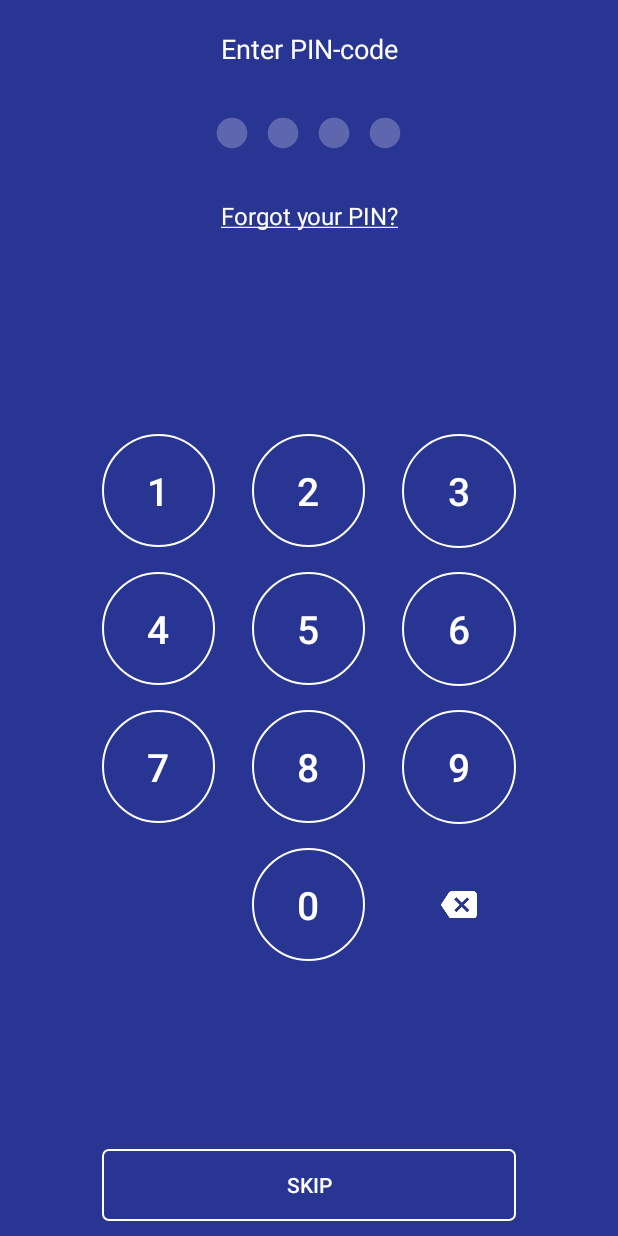
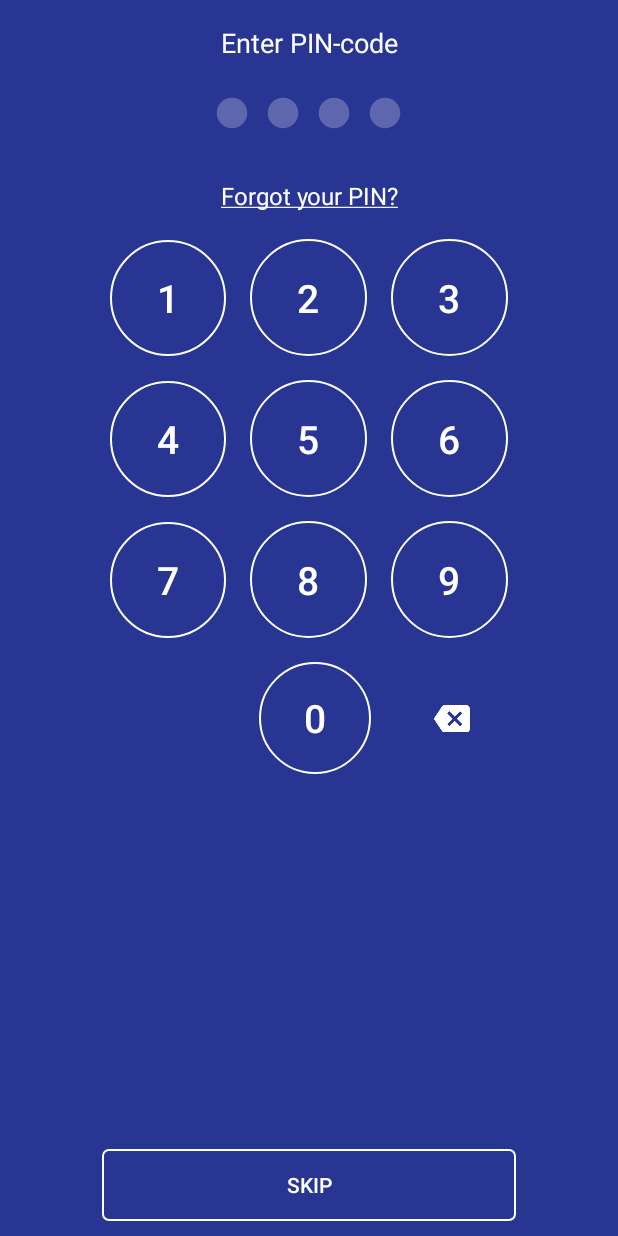
Before and after one commit to grishko188/PinPad, an Android app: the screen it shows after launch (MainActivity), on a phone screen of 412 x 824 dp. Run offline under Robolectric (Android 15) with nearby library versions, the phone set to English and light mode, and no system bars.

Commit message:
- pinpad render fix for old small devices (incomplete yet, just a hack) - prefixed color resources

```diff
--- a/app/src/main/res/layout/activity_main.xml
+++ b/app/src/main/res/layout/activity_main.xml
@@ -10,7 +10,7 @@
         android:layout_width="match_parent"
         android:layout_height="match_parent"
         app:ppv_buttons_text_size="26dp"
-        app:ppv_color="@color/white"
+        app:ppv_color="#ffffff"
         app:ppv_empty_char_style="fill"
         app:ppv_keyboard_form_style="round"
         app:ppv_letter_spacing="10dp"
--- a/pinlibrary/src/main/java/com/grishko188/pinlibrary/KeyboardView.java
+++ b/pinlibrary/src/main/java/com/grishko188/pinlibrary/KeyboardView.java
@@ -337,7 +337,11 @@ public class KeyboardView extends LinearLayout {
             squareButton.setTextColor(color);
             squareButton.setBackground(numButtonsBackground.getConstantState().newDrawable()); //workaround for very very strange issue!!
             int number = Integer.parseInt(squareButton.getText().toString());
-            ((LinearLayout.LayoutParams) squareButton.getLayoutParams()).setMargins(margin, margin, number == 0 || number % 3 != 0 ? (int) (margin * 2.1) : margin, margin);
+
+            //todo: layout calculation bug - temporary commented out by livotov - to be investigated
+            //((LinearLayout.LayoutParams) squareButton.getLayoutParams()).setMargins(margin, margin, number == 0 || number % 3 != 0 ? (int) (margin * 2.1) : margin, margin);
+            // ==================
+
             squareButton.setTextSize(TypedValue.COMPLEX_UNIT_PX, mButtonTextSize);
         }
 
--- a/pinlibrary/src/main/java/com/grishko188/pinlibrary/PinPadView.java
+++ b/pinlibrary/src/main/java/com/grishko188/pinlibrary/PinPadView.java
@@ -89,7 +89,7 @@ public class PinPadView extends RelativeLayout {
             TypedArray array = getContext().obtainStyledAttributes(attrs, R.styleable.PinPadView);
 
             if (array != null) {
-                mColor = array.getColor(R.styleable.PinPadView_ppv_color, getResources().getColor(R.color.dark));
+                mColor = array.getColor(R.styleable.PinPadView_ppv_color, getResources().getColor(R.color.pinlibrary_default));
                 mKeyboardFormStyle = array.getInt(R.styleable.PinPadView_ppv_keyboard_form_style, 0);
                 mKeyboardTextSize = array.getDimensionPixelSize(R.styleable.PinPadView_ppv_buttons_text_size, (int) Utils.dp2px(getContext(), 20));
 
@@ -120,7 +120,7 @@ public class PinPadView extends RelativeLayout {
         /**
          * Setup default values in case PinPadView instance will be constructed without xml layout, e.g. initAttrs will never be called.
          */
-        mColor = getResources().getColor(R.color.dark);
+        mColor = getResources().getColor(R.color.pinlibrary_default);
         mKeyboardTextSize = (int) Utils.dp2px(getContext(), DEFAULT_KEYBOARD_TEXT_SIZE_DP);
         mSize = (int) Utils.dp2px(getContext(), DEFAULT_DISPLAY_DIGIT_SIZE_DP);
         mMaxLength = DEFAULT_MAX_PINLENGTH;
--- a/pinlibrary/src/main/res/drawable-v21/round_mask.xml
+++ b/pinlibrary/src/main/res/drawable-v21/round_mask.xml
@@ -4,6 +4,6 @@
     <corners android:radius="180dp" />
     <stroke
         android:width="1dp"
-        android:color="@color/white" />
-    <solid android:color="@android:color/white" />
+        android:color="@color/pinlibrary_round_mask_border" />
+    <solid android:color="@color/pinlibrary_round_mask_fill" />
 </shape>
--- a/pinlibrary/src/main/res/drawable-v21/selector_btn_skip.xml
+++ b/pinlibrary/src/main/res/drawable-v21/selector_btn_skip.xml
@@ -3,7 +3,7 @@
     <item>
         <shape android:shape="rectangle">
             <corners android:radius="4dp" />
-            <stroke android:width="1dp" android:color="@color/white" />
+            <stroke android:width="1dp" android:color="@color/pinlibrary_pinbutton_border" />
             <padding android:bottom="1dp" android:left="1dp" android:right="1dp" android:top="1dp" />
             <solid android:color="@android:color/transparent" />
         </shape>
--- a/pinlibrary/src/main/res/drawable-v21/selector_default_white.xml
+++ b/pinlibrary/src/main/res/drawable-v21/selector_default_white.xml
@@ -2,7 +2,7 @@
 <selector xmlns:android="http://schemas.android.com/apk/res/android">
     <item>
         <shape android:shape="rectangle">
-            <stroke android:width="0.5dp" android:color="@color/white" />
+            <stroke android:width="0.5dp" android:color="@color/pinlibrary_pinbutton_border" />
             <solid android:color="@android:color/transparent" />
         </shape>
     </item>
--- a/pinlibrary/src/main/res/drawable-v21/selector_default_white_round.xml
+++ b/pinlibrary/src/main/res/drawable-v21/selector_default_white_round.xml
@@ -3,7 +3,7 @@
     <item>
         <shape android:shape="rectangle">
             <corners android:radius="180dp" />
-            <stroke android:width="1dp" android:color="@color/white" />
+            <stroke android:width="1dp" android:color="@color/pinlibrary_pinbutton_border" />
             <solid android:color="@android:color/transparent" />
         </shape>
     </item>
--- a/pinlibrary/src/main/res/drawable-v21/square_mask.xml
+++ b/pinlibrary/src/main/res/drawable-v21/square_mask.xml
@@ -3,6 +3,6 @@
     android:shape="rectangle">
     <stroke
         android:width="0.5dp"
-        android:color="@color/white" />
-    <solid android:color="@android:color/white" />
+        android:color="@color/pinlibrary_round_mask_border" />
+    <solid android:color="@color/pinlibrary_round_mask_fill" />
 </shape>
--- a/pinlibrary/src/main/res/drawable-v21/square_with_corners_mask.xml
+++ b/pinlibrary/src/main/res/drawable-v21/square_with_corners_mask.xml
@@ -4,6 +4,6 @@
     <corners android:radius="4dp" />
     <stroke
         android:width="1dp"
-        android:color="@color/white" />
-    <solid android:color="@android:color/white" />
+        android:color="@color/pinlibrary_round_mask_border" />
+    <solid android:color="@color/pinlibrary_round_mask_fill" />
 </shape>
--- a/pinlibrary/src/main/res/drawable/bg_white_square.xml
+++ b/pinlibrary/src/main/res/drawable/bg_white_square.xml
@@ -3,7 +3,7 @@
     android:shape="rectangle">
     <stroke
         android:width="0.5dp"
-        android:color="@color/white" />
+        android:color="@color/pinlibrary_pinbutton_border" />
     <padding
         android:bottom="8dp"
         android:left="8dp"
--- a/pinlibrary/src/main/res/drawable/selector_btn_skip.xml
+++ b/pinlibrary/src/main/res/drawable/selector_btn_skip.xml
@@ -3,23 +3,23 @@
     <item android:state_pressed="true">
         <shape android:shape="rectangle">
             <corners android:radius="4dp" />
-            <stroke android:width="1dp" android:color="@color/white" />
+            <stroke android:width="1dp" android:color="@color/pinlibrary_pinbutton_border" />
             <padding android:bottom="1dp" android:left="1dp" android:right="1dp" android:top="1dp" />
-            <solid android:color="@color/white_transparent" />
+            <solid android:color="@color/pinlibrary_white_transparent" />
         </shape>
     </item>
     <item android:state_focused="true">
         <shape android:shape="rectangle">
             <corners android:radius="4dp" />
-            <stroke android:width="1dp" android:color="@color/white" />
+            <stroke android:width="1dp" android:color="@color/pinlibrary_pinbutton_border" />
             <padding android:bottom="1dp" android:left="1dp" android:right="1dp" android:top="1dp" />
-            <solid android:color="@color/white_transparent" />
+            <solid android:color="@color/pinlibrary_white_transparent" />
         </shape>
     </item>
     <item>
         <shape android:shape="rectangle">
             <corners android:radius="4dp" />
-            <stroke android:width="1dp" android:color="@color/white" />
+            <stroke android:width="1dp" android:color="@color/pinlibrary_pinbutton_border" />
             <padding android:bottom="1dp" android:left="1dp" android:right="1dp" android:top="1dp" />
             <solid android:color="@android:color/transparent" />
         </shape>
--- a/pinlibrary/src/main/res/drawable/selector_default_white.xml
+++ b/pinlibrary/src/main/res/drawable/selector_default_white.xml
@@ -2,21 +2,21 @@
 <selector xmlns:android="http://schemas.android.com/apk/res/android">
     <item android:state_pressed="true">
         <shape android:shape="rectangle">
-            <stroke android:width="0.5dp" android:color="@color/white" />
+            <stroke android:width="0.5dp" android:color="@color/pinlibrary_pinbutton_border" />
             <padding android:bottom="8dp" android:left="8dp" android:right="8dp" android:top="8dp" />
-            <solid android:color="@color/white_transparent" />
+            <solid android:color="@color/pinlibrary_white_transparent" />
         </shape>
     </item>
     <item android:state_focused="true">
         <shape android:shape="rectangle">
-            <stroke android:width="0.5dp" android:color="@color/white" />
+            <stroke android:width="0.5dp" android:color="@color/pinlibrary_pinbutton_border" />
             <padding android:bottom="8dp" android:left="8dp" android:right="8dp" android:top="8dp" />
-            <solid android:color="@color/white_transparent" />
+            <solid android:color="@color/pinlibrary_white_transparent" />
         </shape>
     </item>
     <item>
         <shape android:shape="rectangle">
-            <stroke android:width="0.5dp" android:color="@color/white" />
+            <stroke android:width="0.5dp" android:color="@color/pinlibrary_pinbutton_border" />
             <padding android:bottom="8dp" android:left="8dp" android:right="8dp" android:top="8dp" />
             <solid android:color="@android:color/transparent" />
         </shape>
--- a/pinlibrary/src/main/res/drawable/selector_default_white_no_borders.xml
+++ b/pinlibrary/src/main/res/drawable/selector_default_white_no_borders.xml
@@ -3,13 +3,13 @@
     <item android:state_pressed="true">
         <shape android:shape="rectangle">
             <padding android:bottom="8dp" android:left="8dp" android:right="8dp" android:top="8dp" />
-            <solid android:color="@color/white_transparent" />
+            <solid android:color="@color/pinlibrary_white_transparent" />
         </shape>
     </item>
     <item android:state_focused="true">
         <shape android:shape="rectangle">
             <padding android:bottom="8dp" android:left="8dp" android:right="8dp" android:top="8dp" />
-            <solid android:color="@color/white_transparent" />
+            <solid android:color="@color/pinlibrary_white_transparent" />
         </shape>
     </item>
     <item>
--- a/pinlibrary/src/main/res/drawable/selector_default_white_round.xml
+++ b/pinlibrary/src/main/res/drawable/selector_default_white_round.xml
@@ -3,23 +3,23 @@
     <item android:state_pressed="true">
         <shape android:shape="rectangle">
             <corners android:radius="180dp" />
-            <stroke android:width="1dp" android:color="@color/white" />
+            <stroke android:width="1dp" android:color="@color/pinlibrary_pinbutton_border" />
             <padding android:bottom="8dp" android:left="8dp" android:right="8dp" android:top="8dp" />
-            <solid android:color="@color/white_transparent" />
+            <solid android:color="@color/pinlibrary_white_transparent" />
         </shape>
     </item>
     <item android:state_focused="true">
         <shape android:shape="rectangle">
             <corners android:radius="180dp" />
-            <stroke android:width="1dp" android:color="@color/white" />
+            <stroke android:width="1dp" android:color="@color/pinlibrary_pinbutton_border" />
             <padding android:bottom="8dp" android:left="8dp" android:right="8dp" android:top="8dp" />
-            <solid android:color="@color/white_transparent" />
+            <solid android:color="@color/pinlibrary_white_transparent" />
         </shape>
     </item>
     <item>
         <shape android:shape="rectangle">
             <corners android:radius="180dp" />
-            <stroke android:width="1dp" android:color="@color/white" />
+            <stroke android:width="1dp" android:color="@color/pinlibrary_pinbutton_border" />
             <padding android:bottom="8dp" android:left="8dp" android:right="8dp" android:top="8dp" />
             <solid android:color="@android:color/transparent" />
         </shape>
--- a/pinlibrary/src/main/res/drawable/selector_white_round_no_borders.xml
+++ b/pinlibrary/src/main/res/drawable/selector_white_round_no_borders.xml
@@ -4,14 +4,14 @@
         <shape android:shape="rectangle">
             <corners android:radius="180dp" />
             <padding android:bottom="8dp" android:left="8dp" android:right="8dp" android:top="8dp" />
-            <solid android:color="@color/white_transparent" />
+            <solid android:color="@color/pinlibrary_white_transparent" />
         </shape>
     </item>
     <item android:state_focused="true">
         <shape android:shape="rectangle">
             <corners android:radius="180dp" />
             <padding android:bottom="8dp" android:left="8dp" android:right="8dp" android:top="8dp" />
-            <solid android:color="@color/white_transparent" />
+            <solid android:color="@color/pinlibrary_white_transparent" />
         </shape>
     </item>
     <item>
--- a/pinlibrary/src/main/res/layout/layout_pin_pad.xml
+++ b/pinlibrary/src/main/res/layout/layout_pin_pad.xml
@@ -10,13 +10,13 @@
         android:layout_width="match_parent"
         android:layout_height="wrap_content"
         android:layout_alignParentTop="true"
-        android:layout_marginBottom="10dp"
+        android:layout_marginBottom="5dp"
         android:layout_marginLeft="10dp"
         android:layout_marginRight="10dp"
-        android:layout_marginTop="20dp"
+        android:layout_marginTop="16dp"
         android:gravity="center"
         android:text="@string/title_pin_description"
-        android:textColor="@color/dark"
+        android:textColor="@color/pinlibrary_default"
         android:textSize="@dimen/title_text_size" />
 
     <com.grishko188.pinlibrary.PinCodeField
@@ -28,8 +28,8 @@
         android:layout_marginBottom="10dp"
         android:layout_marginLeft="10dp"
         android:layout_marginRight="10dp"
-        android:layout_marginTop="10dp"
-        app:pcf_color="@color/dark"
+        android:layout_marginTop="5dp"
+        app:pcf_color="@color/pinlibrary_default"
         app:pcf_size="22dp" />
 
     <TextView
@@ -43,7 +43,7 @@
         android:gravity="center"
         android:padding="10dp"
         android:text="@string/title_forgot_pin"
-        android:textColor="@color/dark"
+        android:textColor="@color/pinlibrary_default"
         android:textSize="@dimen/forgot_pin_text_size" />
 
     <Button
@@ -61,20 +61,22 @@
 
     <RelativeLayout
         android:layout_width="match_parent"
-        android:layout_height="wrap_content"
+        android:layout_height="match_parent"
         android:layout_above="@+id/skip"
-        android:layout_below="@+id/btn_forgot_pin">
+        android:layout_below="@+id/btn_forgot_pin"
+        android:clipChildren="false"
+        android:clipToPadding="false">
 
         <com.grishko188.pinlibrary.KeyboardView
             android:id="@+id/keyboard"
             android:layout_width="match_parent"
-            android:layout_height="wrap_content"
+            android:layout_height="match_parent"
             android:layout_centerHorizontal="true"
             android:layout_centerVertical="true"
-            android:layout_marginLeft="60dp"
-            android:layout_marginRight="60dp"
+            android:layout_marginLeft="65dp"
+            android:layout_marginRight="65dp"
             android:gravity="center"
             app:kv_button_text_size="@dimen/btn_text_size"
-            app:kv_color="@color/dark" />
+            app:kv_color="@color/pinlibrary_default" />
     </RelativeLayout>
 </RelativeLayout>
--- a/pinlibrary/src/main/res/layout/view_keyboard.xml
+++ b/pinlibrary/src/main/res/layout/view_keyboard.xml
@@ -1,7 +1,7 @@
 <?xml version="1.0" encoding="utf-8"?>
 <LinearLayout xmlns:android="http://schemas.android.com/apk/res/android"
     android:layout_width="match_parent"
-    android:layout_height="wrap_content"
+    android:layout_height="match_parent"
     android:background="@android:color/transparent"
     android:clickable="false"
     android:orientation="vertical">
--- a/pinlibrary/src/main/res/values/color.xml
+++ b/pinlibrary/src/main/res/values/color.xml
@@ -1,8 +1,8 @@
 <?xml version="1.0" encoding="utf-8"?>
 <resources>
-    <color name="dark">#5b5b5b</color>
-    <color name="dark_transparent">#885b5b5b</color>
-    <color name="white">#FFFFFF</color>
-    <color name="white_transparent">#88FFFFFF</color>
-    <color name="custom">#aabb34</color>
+    <color name="pinlibrary_default">#5b5b5b</color>
+    <color name="pinlibrary_white_transparent">#88FFFFFF</color>
+    <color name="pinlibrary_pinbutton_border">#FFFFFF</color>
+    <color name="pinlibrary_round_mask_border">#FFFFFF</color>
+    <color name="pinlibrary_round_mask_fill">#FFFFFF</color>
 </resources>
--- a/pinlibrary/src/main/res/values/style.xml
+++ b/pinlibrary/src/main/res/values/style.xml
@@ -4,7 +4,7 @@
     <style name="KeyboardButtonStyleWhiteRound">
         <item name="android:gravity">center</item>
         <item name="android:textSize">@dimen/btn_text_size</item>
-        <item name="android:textColor">@color/dark</item>
+        <item name="android:textColor">@color/pinlibrary_default</item>
         <item name="android:layout_weight">1</item>
         <item name="android:layout_width">0dp</item>
         <item name="android:layout_height">wrap_content</item>
```
